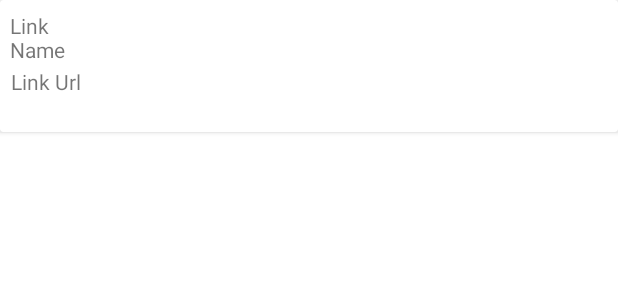
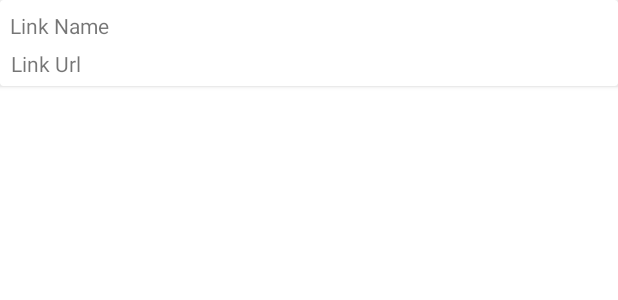
Before and after one commit to jovianebellegarde/NUMAD22Sp_JovianeBellegarde, an Android app: the layout link_card.xml on its own in the app's theme, with its tools: preview values and no code run, on a phone screen of 412 x 824 dp. Shown: the top 300 px of the screen. Run offline under Robolectric (Android 15) with nearby library versions, the phone set to English and light mode, and no system bars.

Commit message:
added interface to open link in browser but not sure yet

```diff
--- /dev/null
+++ b/app/src/main/java/edu/neu/numad22sp_jovianebellegarde/LinkClickListener.java
@@ -0,0 +1,6 @@
+package edu.neu.numad22sp_jovianebellegarde;
+
+public interface LinkClickListener {
+  // What happens when a link is clicked? a new web page should open up!
+  void onLinkClick(int position);
+}
--- a/app/src/main/java/edu/neu/numad22sp_jovianebellegarde/LinkListActivity.java
+++ b/app/src/main/java/edu/neu/numad22sp_jovianebellegarde/LinkListActivity.java
@@ -6,6 +6,7 @@ import android.os.Bundle;
 
 public class LinkListActivity extends AppCompatActivity {
 
+  // need to setup Alert Dialog in here in onclick
   @Override
   protected void onCreate(Bundle savedInstanceState) {
     super.onCreate(savedInstanceState);
--- a/app/src/main/res/layout/link_card.xml
+++ b/app/src/main/res/layout/link_card.xml
@@ -11,22 +11,22 @@
 
         <TextView
                 android:text="@string/link_url"
-                android:layout_width="77dp"
-                android:layout_height="38dp"
+                android:layout_width="74dp"
+                android:layout_height="wrap_content"
                 android:id="@+id/link_url"
                 tools:ignore="NotSibling"
                 android:layout_alignParentEnd="true"
-                android:layout_marginEnd="322dp"
-                android:layout_marginTop="39dp"
+                android:layout_marginEnd="325dp"
+                android:layout_marginTop="27dp"
                 android:layout_alignParentTop="true" />
 
         <TextView
                 android:text="@string/link_name"
-                android:layout_width="wrap_content"
+                android:layout_width="76dp"
                 android:layout_height="wrap_content"
                 android:id="@+id/link_name"
                 android:layout_marginBottom="14dp"
-                android:layout_marginEnd="337dp"
+                android:layout_marginEnd="325dp"
                 android:layout_alignParentStart="true"
                 android:layout_marginStart="1dp"
                 android:layout_marginTop="2dp"
```
Also changed, not shown: app/src/main/java/edu/neu/numad22sp_jovianebellegarde/LinkViewHolder.java (+10 -2 lines).
